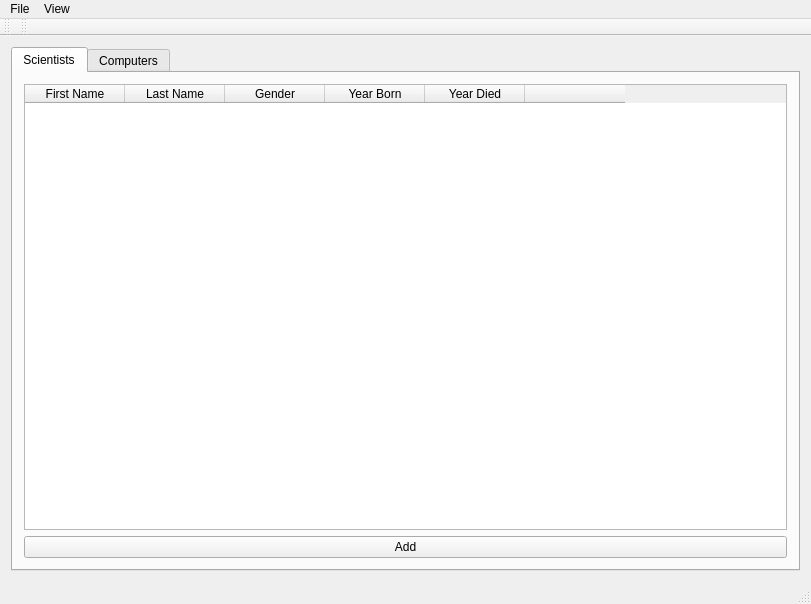
First picture: the form in Display/mainwindow.ui, repository alexi15/verk1, before the edit.
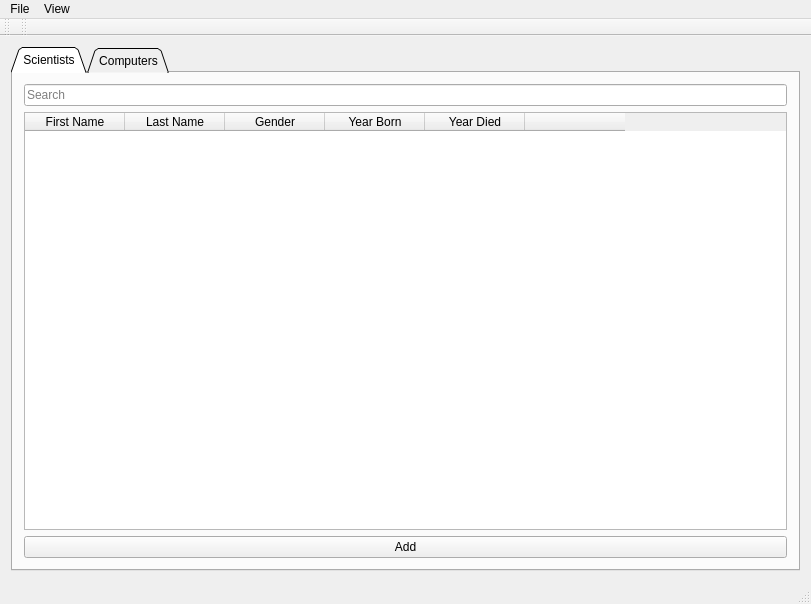
Second picture: the form after the edit. The open tabs and pages were chosen to show the change.

What changed in the file:
```diff
--- a/Display/mainwindow.ui
+++ b/Display/mainwindow.ui
@@ -17,6 +17,9 @@
    <layout class="QVBoxLayout" name="verticalLayout">
     <item>
      <widget class="QTabWidget" name="tabScientists">
+      <property name="tabShape">
+       <enum>QTabWidget::Triangular</enum>
+      </property>
       <property name="currentIndex">
        <number>1</number>
       </property>
@@ -25,14 +28,27 @@
         <string>Scientists</string>
        </attribute>
        <layout class="QVBoxLayout" name="verticalLayout_2">
+        <item>
+         <widget class="QLineEdit" name="line_filter_sci">
+          <property name="placeholderText">
+           <string>Search</string>
+          </property>
+         </widget>
+        </item>
         <item>
          <widget class="QTableWidget" name="table_scientists">
+          <property name="enabled">
+           <bool>true</bool>
+          </property>
           <property name="contextMenuPolicy">
            <enum>Qt::DefaultContextMenu</enum>
           </property>
           <property name="verticalScrollBarPolicy">
            <enum>Qt::ScrollBarAsNeeded</enum>
           </property>
+          <property name="sizeAdjustPolicy">
+           <enum>QAbstractScrollArea::AdjustIgnored</enum>
+          </property>
           <property name="selectionMode">
            <enum>QAbstractItemView::SingleSelection</enum>
           </property>
```
Left out of the diff: 12 changed lines with no effect on the pictures.
